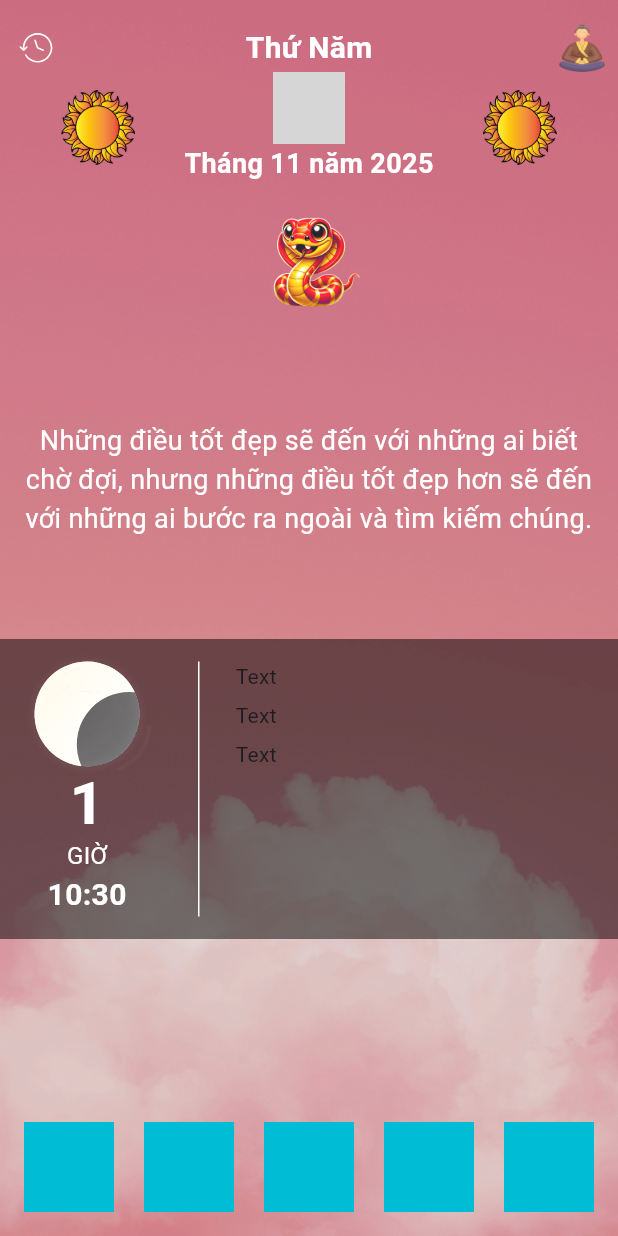
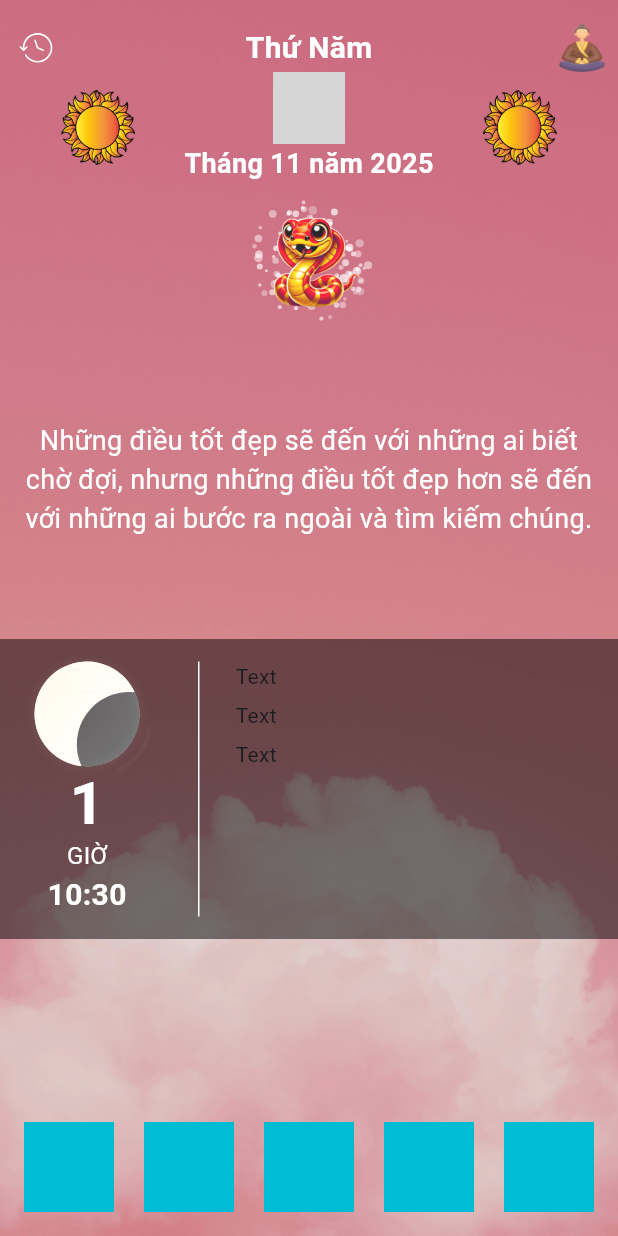
Before and after one commit to vickygaugau/newtuvi, a Flutter app: the screen it shows after launch, on a phone screen of 412 x 824 dp. Run offline on Flutter 3.47's test engine with Material 3 defaults, Android fonts, the phone set to English and light mode, and no system bars; our stand-ins replace flutter_svg, geocoding, geolocator, shared_preferences; missing offline and left inert: lunar_calendar_plus; grey boxes are pictures that could not be loaded.

Commit message:
class DustyImage extends StatefulWidget {

```diff
--- a/sieutuvi/lib/screens/dashboard_screen.dart
+++ b/sieutuvi/lib/screens/dashboard_screen.dart
@@ -3,6 +3,7 @@ import 'package:lunar_calendar_plus/lunar_calendar.dart';
 import 'package:provider/provider.dart';
 import 'package:sieutuvi/AI/chat_page.dart';
 import 'package:sieutuvi/screens/user_info_page.dart';
+import 'package:sieutuvi/values/dusty_widget.dart';
 import '../values/app_assets.dart';
 import '../values/moon_phase/moon_phase_widget.dart';
 import '../values/utils.dart';
@@ -182,11 +183,19 @@ class _DashboardScreenState extends State<DashboardScreen> {
           const SizedBox(height: 12),
           InkWell(
             onTap: () {},
-            child: Image.asset(
+            child: DustyImage(
               width: 80,
               height: 80,
-              Utils.getImage12congiap(
-                viewModel.todayData?.lichDuongImage ?? '',
+              radius: 40, // bán kính vòng tròn hạt quay
+              speed: 0.8, // tốc độ quay
+              particleCount: 100, // số lượng hạt
+              intensity: 1.0, // độ sáng hạt
+              child: Image.asset(
+                width: 80,
+                height: 80,
+                Utils.getImage12congiap(
+                  viewModel.todayData?.lichDuongImage ?? '',
+                ),
               ),
             ),
           ),
@@ -212,7 +221,7 @@ class _DashboardScreenState extends State<DashboardScreen> {
                     crossAxisAlignment: CrossAxisAlignment.center,
                     mainAxisAlignment: MainAxisAlignment.start,
                     children: [
-                      buildEnhancedAnimatedMoonFromDate(DateTime.now()),
+                      buildEnhancedAnimatedMoonFromDate(viewModel.solarDate),
                       Text(
                         viewModel.todayData?.lichAmNgay ?? "",
                         style: TextStyle(
--- /dev/null
+++ b/sieutuvi/lib/values/dusty_widget.dart
@@ -0,0 +1,130 @@
+import 'dart:math';
+import 'package:flutter/material.dart';
+
+class DustyImage extends StatefulWidget {
+  final Widget child;
+  final double width;
+  final double height;
+  final int particleCount;
+  final double radius;
+  final double speed;
+  final double intensity;
+
+  const DustyImage({
+    super.key,
+    required this.child,
+    this.width = 100,
+    this.height = 100,
+    this.particleCount = 30,
+    this.radius = 20.0,
+    this.speed = 0.5,
+    this.intensity = 1.0,
+  });
+
+  @override
+  State<DustyImage> createState() => _DustyImageState();
+}
+
+class _DustyImageState extends State<DustyImage>
+    with SingleTickerProviderStateMixin {
+  late final AnimationController _ctrl;
+  late final List<_DustParticle> _particles;
+
+  @override
+  void initState() {
+    super.initState();
+    _ctrl = AnimationController(
+      vsync: this,
+      duration: const Duration(seconds: 10),
+    )..repeat();
+
+    final rnd = Random();
+    _particles = List.generate(widget.particleCount, (_) {
+      return _DustParticle(
+        angle: rnd.nextDouble() * 2 * pi,
+        radiusOffset: rnd.nextDouble() * 0.5 + 0.5,
+        size: 1.0 + rnd.nextDouble() * 2.0,
+        opacity: 0.3 + rnd.nextDouble() * 0.4,
+      );
+    });
+  }
+
+  @override
+  void dispose() {
+    _ctrl.dispose();
+    super.dispose();
+  }
+
+  @override
+  Widget build(BuildContext context) {
+    return SizedBox(
+      width: widget.width,
+      height: widget.height,
+      child: AnimatedBuilder(
+        animation: _ctrl,
+        builder: (context, child) {
+          final animationValue = _ctrl.value; // luôn != null
+          return CustomPaint(
+            painter: _DustPainter(
+              particles: _particles,
+              animationValue: animationValue,
+              intensity: widget.intensity,
+              radius: widget.radius,
+              speed: widget.speed,
+            ),
+            child: widget.child,
+          );
+        },
+      ),
+    );
+  }
+}
+
+class _DustParticle {
+  final double angle;
+  final double radiusOffset;
+  final double size;
+  final double opacity;
+
+  _DustParticle({
+    required this.angle,
+    required this.radiusOffset,
+    required this.size,
+    required this.opacity,
+  });
+}
+
+class _DustPainter extends CustomPainter {
+  final List<_DustParticle> particles;
+  final double animationValue;
+  final double intensity;
+  final double radius;
+  final double speed;
+
+  _DustPainter({
+    required this.particles,
+    required this.animationValue,
+    required this.intensity,
+    required this.radius,
+    required this.speed,
+  });
+
+  @override
+  void paint(Canvas canvas, Size size) {
+    final cx = size.width / 2;
+    final cy = size.height / 2;
+    final paint = Paint()..color = Colors.white;
+
+    for (final p in particles) {
+      final angle = (p.angle ?? 0.0) + (animationValue) * speed * 2 * pi;
+      final r = (p.radiusOffset ?? 1.0) * radius;
+      final x = cx + cos(angle) * r;
+      final y = cy + sin(angle) * r;
+      paint.color = Colors.white.withOpacity((p.opacity ?? 0.3) * intensity);
+      canvas.drawCircle(Offset(x, y), p.size, paint);
+    }
+  }
+
+  @override
+  bool shouldRepaint(covariant _DustPainter oldDelegate) => true;
+}
```
